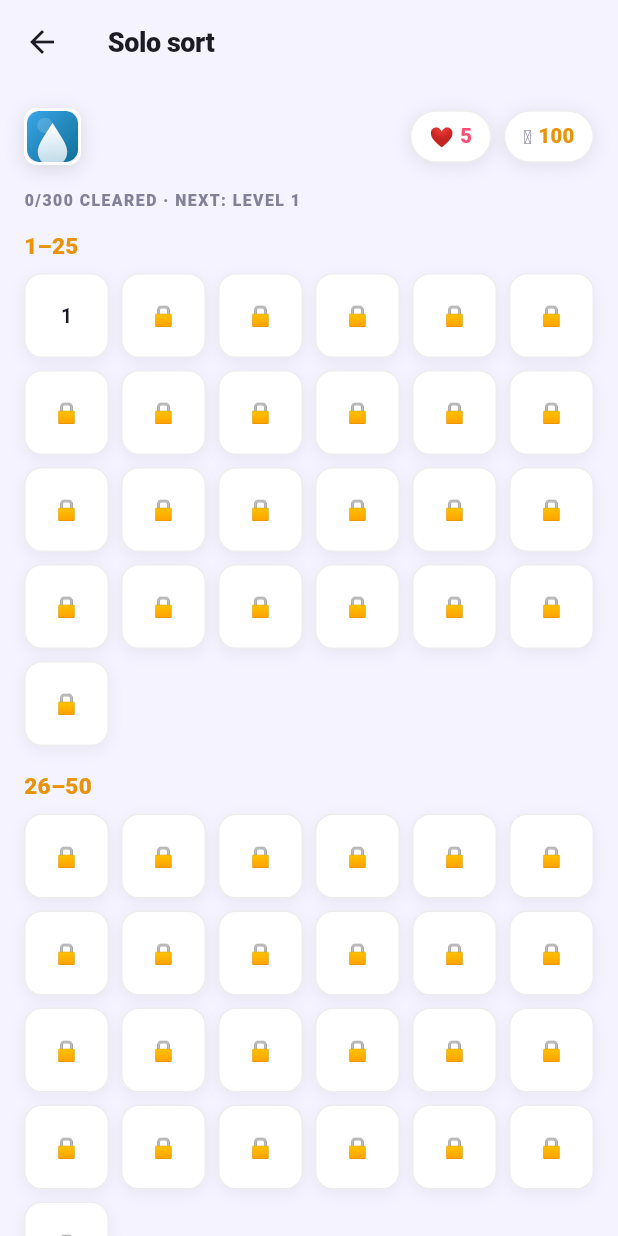
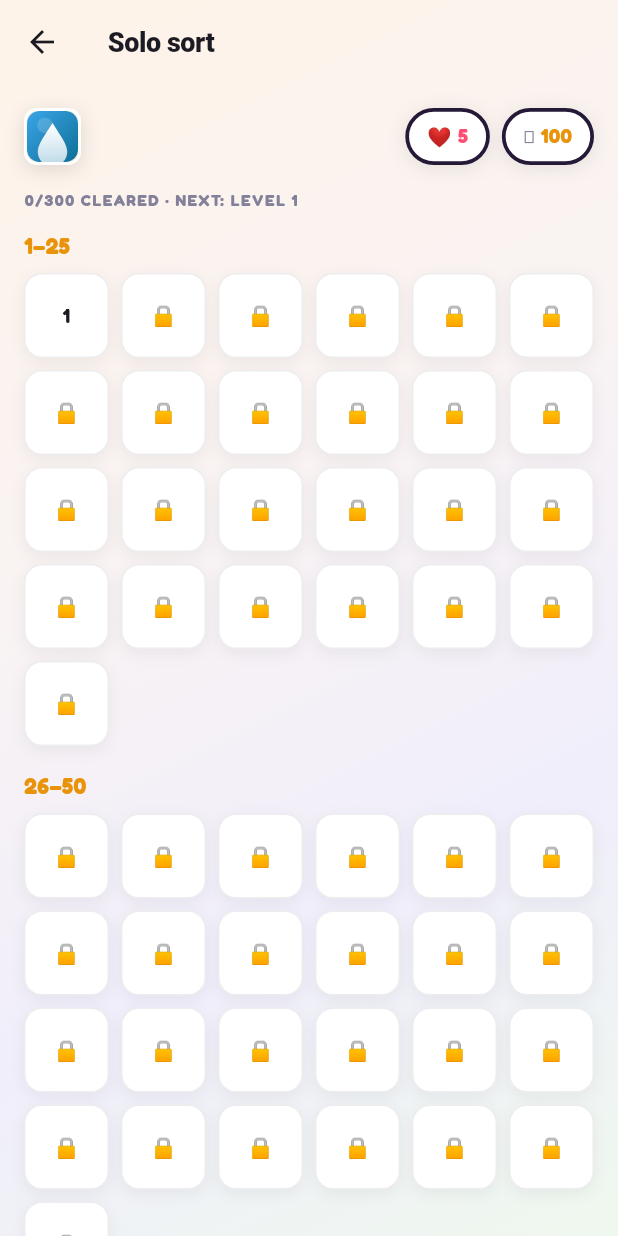
Before and after one commit to hamoodcode990/vialo, a Flutter app: the HomeScreen screen opened directly, after a tap on "Solo sort", on a phone screen of 412 x 824 dp. Run offline on Flutter 3.47's test engine with Material 3 defaults, Android fonts, the phone set to English and light mode, and no system bars; our stand-ins replace flutter_riverpod, flutter_svg, google_mobile_ads, shared_preferences; missing offline and left inert: purchases_flutter; accounts and stored records are empty.

Commit message:
Step 3: bright commercial theme pass — bold outlines, animated gradient backdrop, rounded display font
Pushes further toward the Candy Crush/Toon Blast "juicy" read CLAUDE.md
Step 3 calls for, on top of the chunky-card restyle already in place:

- New AppColors.outline (dark ink) + 3px borders on buttons, cards, hub
  tiles, tubes, and Fuse cells, replacing the near-invisible hairline
  edge color on those key interactive surfaces.
- AnimatedAppBackground: a single full-screen gradient mounted once at
  the MaterialApp root (every Scaffold is now transparent so it shows
  through), slowly drifting between four warm ivory/plum/emerald/gold
  stops instead of a static flat colour.
- Fredoka (SIL OFL, bundled under assets/fonts/) wired in as the global
  app font via ThemeData.fontFamily for a rounded, heavy-weight display
  face on headers/numbers/scores.
- AppRadius.xxl (26) for chunkier card corners.

Judgment calls to flag: Fredoka is applied app-wide via
ThemeData.fontFamily rather than only on headers/scores/numbers, since
that's the one-line, low-risk way to apply it consistently — happy to
scope it down if you want body copy back on the system font. The
outline treatment covers the shared widgets (AppButton, AppCard,
HeaderBar pills, TubeView, FuseCellView) rather than every ad-hoc
screen-local container, so a few secondary rows (Settings, Profile
stat tiles) still use the old subtle edge — flagged as a possible
follow-up rather than expanding this diff further. Distinct
per-section (menu/board/results) gradients from the prompt weren't
built — one shared backdrop was the pragmatic scope for this pass.

Also fixes test/widget_test.dart: pumpAndSettle can't be used anymore
with a perpetually-repeating animation on screen (it waits forever for
zero pending frames) — switched to bounded pump() calls.

Co-Authored-By: Claude Sonnet 5 <noreply@anthropic.com>
Claude-Session: https://claude.ai/code/session_01K5TQm8Z1pNKkkXbeuEBxdx

```diff
--- a/app/lib/main.dart
+++ b/app/lib/main.dart
@@ -3,9 +3,10 @@ import 'package:flutter_riverpod/flutter_riverpod.dart';
 
 import 'monetization/monetization_controller.dart';
 import 'screens/home_screen.dart';
+import 'screens/intro_screen.dart';
 import 'state/profile_provider.dart';
-import 'theme/app_colors.dart';
 import 'theme/app_theme.dart';
+import 'widgets/animated_app_background.dart';
 
 void main() {
   runApp(const ProviderScope(child: VialoApp()));
@@ -37,41 +38,48 @@ class _VialoAppState extends ConsumerState<VialoApp> {
       title: 'Vialo',
       debugShowCheckedModeBanner: false,
       theme: buildAppTheme(),
+      // Mounted once here rather than per-screen so every Scaffold (which is
+      // transparent, see buildAppTheme) shows the same drifting backdrop.
+      builder: (context, child) => AnimatedAppBackground(child: child!),
       home: const _AppGate(),
     );
   }
 }
 
-/// Waits for the first profile load (a single shared_preferences read)
-/// before showing the app, so no screen ever has to handle "profile not
-/// loaded yet" — see ProfileController.build().
-class _AppGate extends ConsumerWidget {
+/// Cold-launch gate: always shows the [IntroScreen] reveal (Step 4) for its
+/// fixed ~1.8s, then the home screen — or, on the rare case the profile's
+/// single shared_preferences read is still pending once the reveal
+/// finishes, keeps the intro's rest frame up with a small spinner rather
+/// than a blank frame, per CLAUDE.md Step 4's "never a blank frame" rule.
+/// No screen past this gate ever has to handle "profile not loaded yet" —
+/// see ProfileController.build().
+class _AppGate extends ConsumerStatefulWidget {
   const _AppGate();
 
   @override
-  Widget build(BuildContext context, WidgetRef ref) {
+  ConsumerState<_AppGate> createState() => _AppGateState();
+}
+
+class _AppGateState extends ConsumerState<_AppGate> {
+  bool _introDone = false;
+
+  @override
+  Widget build(BuildContext context) {
     final profileAsync = ref.watch(profileControllerProvider);
+    final profileReady = profileAsync is! AsyncLoading;
+
+    if (!_introDone) {
+      return IntroScreen(
+        onDone: () => setState(() => _introDone = true),
+        showLoadingSpinner: !profileReady,
+      );
+    }
     return profileAsync.when(
       data: (_) => const HomeScreen(),
-      loading: () => const _Splash(),
+      loading: () => const IntroScreen(onDone: _noop, showLoadingSpinner: true, animate: false),
       error: (err, st) => const HomeScreen(), // ProfileRepository.load() already falls back to defaults
     );
   }
 }
 
-class _Splash extends StatelessWidget {
-  const _Splash();
-
-  @override
-  Widget build(BuildContext context) {
-    return const Scaffold(
-      backgroundColor: AppColors.ink,
-      body: Center(
-        child: Text(
-          'VIALO',
-          style: TextStyle(fontSize: 32, fontWeight: FontWeight.w800, letterSpacing: -1, color: AppColors.txt),
-        ),
-      ),
-    );
-  }
-}
+void _noop() {}
--- a/app/lib/theme/app_colors.dart
+++ b/app/lib/theme/app_colors.dart
@@ -12,6 +12,11 @@ class AppColors {
   static const txt = Color(0xFF1C1B24);
   static const mute = Color(0xFF83809A);
 
+  /// Bold, dark "ink line" outline used on buttons/cards/tiles/tubes for the
+  /// candy-puzzle "juicy" read (CLAUDE.md Step 3) — not the same as [edge],
+  /// which stays a near-invisible hairline for secondary chrome.
+  static const outline = Color(0xFF241A38);
+
   static const p1 = Color(0xFF00C389); // emerald — player 1 / success
   static const p1d = Color(0xFF009A6C);
   static const p2 = Color(0xFFFF4D74); // rose — player 2 / life
--- a/app/lib/theme/spacing.dart
+++ b/app/lib/theme/spacing.dart
@@ -17,5 +17,6 @@ class AppRadius {
   static const double md = 14;
   static const double lg = 18;
   static const double xl = 20;
+  static const double xxl = 26;
   static const double pill = 999;
 }
--- /dev/null
+++ b/app/lib/widgets/animated_app_background.dart
@@ -0,0 +1,62 @@
+import 'package:flutter/material.dart';
+
+import '../theme/app_colors.dart';
+
+/// Full-screen soft gradient behind every screen, slowly drifting instead of
+/// sitting as a static flat colour (CLAUDE.md Step 3 theme pass). Stays
+/// within the warm ivory/parchment + emerald/rose/plum/gold palette — no
+/// section gets its own distinct gradient yet, this is one shared backdrop
+/// mounted once at the MaterialApp root via `builder:` so every Scaffold
+/// (which is transparent, see buildAppTheme) shows it through.
+class AnimatedAppBackground extends StatefulWidget {
+  final Widget child;
+  const AnimatedAppBackground({super.key, required this.child});
+
+  @override
+  State<AnimatedAppBackground> createState() => _AnimatedAppBackgroundState();
+}
+
+class _AnimatedAppBackgroundState extends State<AnimatedAppBackground> with SingleTickerProviderStateMixin {
+  late final AnimationController _ctrl = AnimationController(vsync: this, duration: const Duration(seconds: 18))
+    ..repeat(reverse: true);
+
+  static const _a = [Color(0xFFFBF7EE), Color(0xFFF3E9FF), Color(0xFFE9FBF2), Color(0xFFFFF1E6)];
+  static const _b = [Color(0xFFFFF1E6), Color(0xFFFBF7EE), Color(0xFFF3E9FF), Color(0xFFE9FBF2)];
+
+  @override
+  void dispose() {
+    _ctrl.dispose();
+    super.dispose();
+  }
+
+  @override
+  Widget build(BuildContext context) {
+    return AnimatedBuilder(
+      animation: _ctrl,
+      builder: (context, child) {
+        final t = Curves.easeInOut.transform(_ctrl.value);
+        return DecoratedBox(
+          decoration: BoxDecoration(
+            gradient: LinearGradient(
+              begin: Alignment.topLeft,
+              end: Alignment.bottomRight,
+              colors: [
+                Color.lerp(_a[0], _b[0], t)!,
+                Color.lerp(_a[1], _b[1], t)!,
+                Color.lerp(_a[2], _b[2], t)!,
+                Color.lerp(_a[3], _b[3], t)!,
+              ],
+              stops: const [0.0, 0.4, 0.7, 1.0],
+            ),
+          ),
+          child: child,
+        );
+      },
+      child: widget.child,
+    );
+  }
+}
+
+/// Fallback flat colour for contexts that render before the animated
+/// backdrop mounts (e.g. the native launch screen).
+const kBackgroundFallback = AppColors.ink;
--- a/app/lib/widgets/app_card.dart
+++ b/app/lib/widgets/app_card.dart
@@ -41,12 +41,12 @@ class _AppCardState extends State<AppCard> {
           margin: const EdgeInsets.only(bottom: AppSpacing.md),
           decoration: BoxDecoration(
             color: AppColors.ink2,
-            borderRadius: BorderRadius.circular(AppRadius.xl),
-            border: Border.all(color: AppColors.edge),
+            borderRadius: BorderRadius.circular(AppRadius.xxl),
+            border: Border.all(color: AppColors.outline, width: 3),
             boxShadow: [BoxShadow(color: AppColors.txt.withValues(alpha: 0.08), blurRadius: 16, offset: const Offset(0, 6))],
           ),
           child: ClipRRect(
-            borderRadius: BorderRadius.circular(AppRadius.xl),
+            borderRadius: BorderRadius.circular(AppRadius.xxl),
             child: IntrinsicHeight(
               child: Row(
                 children: [
--- a/app/lib/widgets/fuse_cell_view.dart
+++ b/app/lib/widgets/fuse_cell_view.dart
@@ -68,17 +68,15 @@ class _FuseCellViewState extends State<FuseCellView> with TickerProviderStateMix
     final color = empty ? null : widget.colorOf(widget.value - 1);
 
     Color borderColor;
-    double borderWidth = 1;
+    double borderWidth = 2.5;
     if (widget.sealed) {
       borderColor = widget.owner == 0 ? AppColors.p1 : AppColors.p2;
     } else if (widget.selected) {
       borderColor = AppColors.p1;
-      borderWidth = 2.5;
     } else if (widget.isTarget) {
       borderColor = AppColors.p1;
-      borderWidth = 2;
     } else {
-      borderColor = AppColors.edge;
+      borderColor = AppColors.outline;
     }
 
     return GestureDetector(
--- a/app/lib/widgets/header_bar.dart
+++ b/app/lib/widgets/header_bar.dart
@@ -89,7 +89,7 @@ class _Pill extends StatelessWidget {
         decoration: BoxDecoration(
           color: AppColors.ink2,
           borderRadius: BorderRadius.circular(AppRadius.pill),
-          border: Border.all(color: AppColors.edge),
+          border: Border.all(color: AppColors.outline, width: 2.5),
           boxShadow: [BoxShadow(color: AppColors.txt.withValues(alpha: 0.1), blurRadius: 10, offset: const Offset(0, 2))],
         ),
         child: child,
--- a/app/lib/widgets/tube_view.dart
+++ b/app/lib/widgets/tube_view.dart
@@ -69,17 +69,15 @@ class _TubeViewState extends State<TubeView> with SingleTickerProviderStateMixin
     final segments = mergeSegments(widget.contents, widget.colorOf);
 
     Color borderColor;
-    double borderWidth = 1.5;
+    double borderWidth = 3;
     if (widget.sealed) {
       borderColor = AppColors.gold;
     } else if (widget.selected) {
       borderColor = AppColors.p1;
-      borderWidth = 2.5;
     } else if (widget.isTarget) {
       borderColor = AppColors.p1;
-      borderWidth = 2;
     } else {
-      borderColor = Colors.white.withValues(alpha: 0.65);
+      borderColor = AppColors.outline;
     }
 
     Widget glass = CustomPaint(
```
Also changed, not shown: app/assets/fonts/Fredoka-OFL.txt (added, +93 -0 lines), app/lib/theme/app_theme.dart (+8 -4 lines), app/lib/widgets/app_button.dart (+4 -4 lines), app/pubspec.yaml (+12 -0 lines), app/assets/fonts/Fredoka-Variable.ttf (added).
